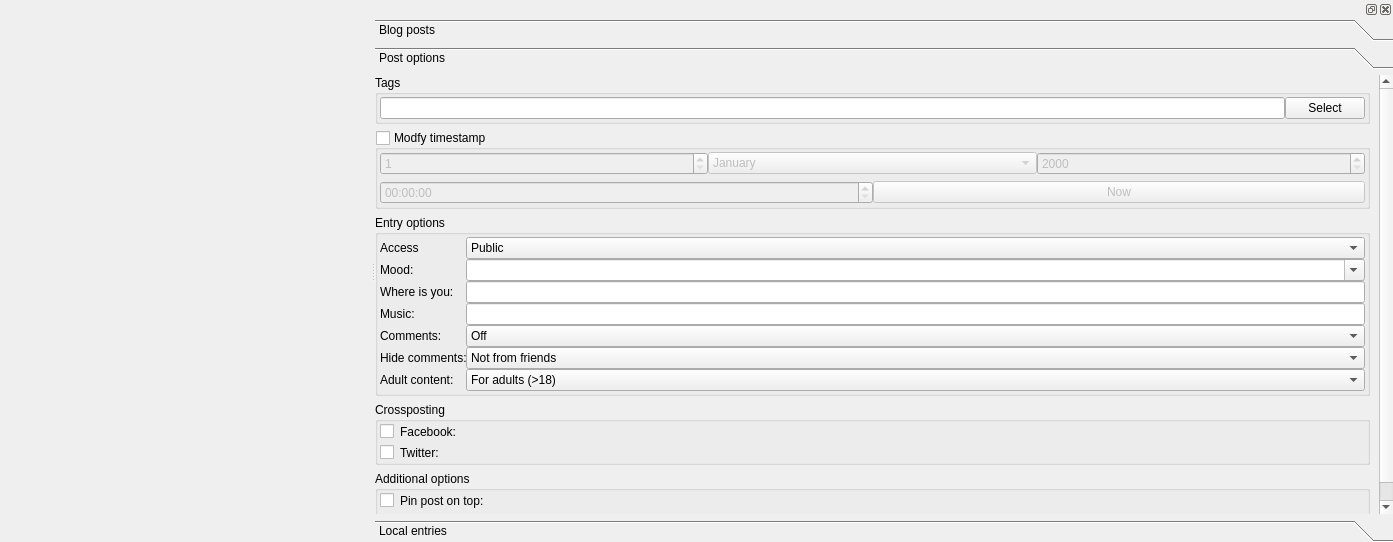
Above: src/plugins/blogique/blogiquewidget.ui from 0xd34df00d/leechcraft before the change. Below: the same form after it.
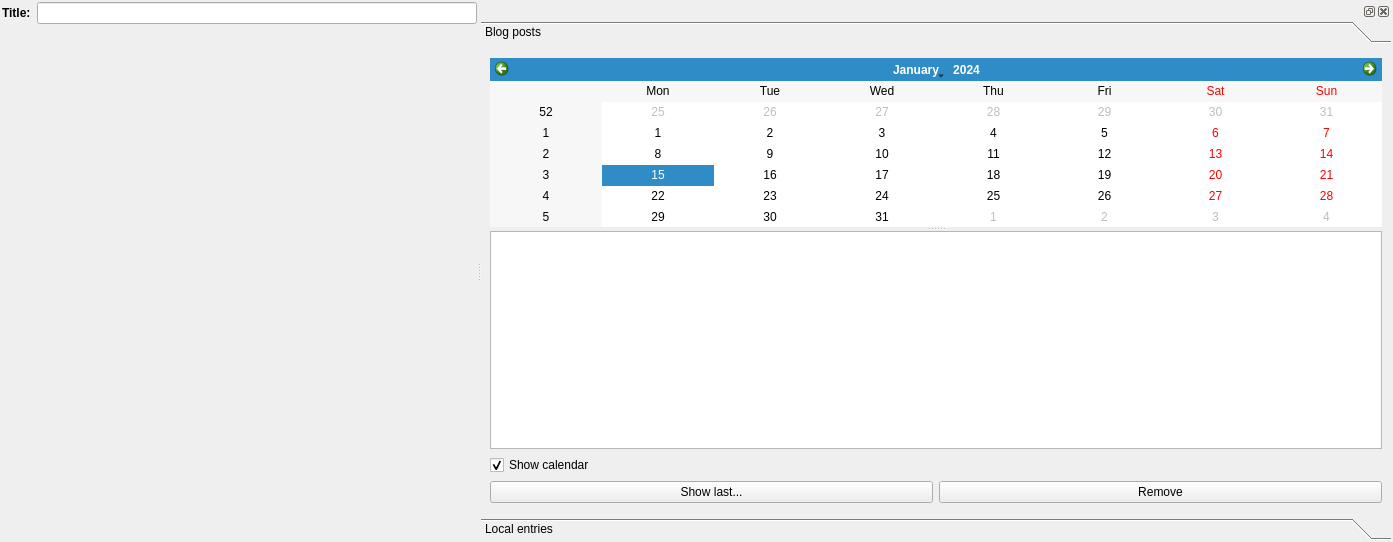
That is the form after the change. The open tabs and pages were chosen to show the change.

Commit message: Blogique: save slider positions, remove post options widget

```diff
--- a/src/plugins/blogique/blogiquewidget.ui
+++ b/src/plugins/blogique/blogiquewidget.ui
@@ -13,24 +13,72 @@
   <property name="windowTitle">
    <string/>
   </property>
-  <layout class="QGridLayout" name="gridLayout">
+  <layout class="QGridLayout" name="gridLayout" columnstretch="1">
    <property name="margin">
-    <number>0</number>
-   </property>
-   <property name="spacing">
-    <number>0</number>
+    <number>2</number>
    </property>
    <item row="0" column="0">
-    <widget class="QSplitter" name="splitter">
+    <widget class="QSplitter" name="MainSplitter_">
+     <property name="sizePolicy">
+      <sizepolicy hsizetype="Minimum" vsizetype="Preferred">
+       <horstretch>0</horstretch>
+       <verstretch>0</verstretch>
+      </sizepolicy>
+     </property>
      <property name="orientation">
       <enum>Qt::Horizontal</enum>
      </property>
-     <property name="childrenCollapsible">
-      <bool>false</bool>
-     </property>
-     <widget class="QFrame" name="PostFrame_"/>
-     <widget class="QDockWidget" name="dockWidget">
+     <widget class="QWidget" name="">
+      <layout class="QVBoxLayout" name="verticalLayout">
+       <property name="sizeConstraint">
+        <enum>QLayout::SetMaximumSize</enum>
+       </property>
+       <item>
+        <layout class="QHBoxLayout" name="horizontalLayout">
+         <item>
+          <widget class="QLabel" name="label">
+           <property name="font">
+            <font>
+             <weight>75</weight>
+             <bold>true</bold>
+            </font>
+           </property>
+           <property name="text">
+            <string>Title:</string>
+           </property>
+          </widget>
+         </item>
+         <item>
+          <widget class="QLineEdit" name="Subject_"/>
+         </item>
+        </layout>
+       </item>
+       <item>
+        <widget class="QFrame" name="PostFrame_">
+         <property name="sizePolicy">
+          <sizepolicy hsizetype="Expanding" vsizetype="Expanding">
+           <horstretch>0</horstretch>
+           <verstretch>0</verstretch>
+          </sizepolicy>
+         </property>
+        </widget>
+       </item>
+      </layout>
+     </widget>
+     <widget class="QDockWidget" name="SideWidget_">
+      <property name="sizePolicy">
+       <sizepolicy hsizetype="Minimum" vsizetype="Preferred">
+        <horstretch>0</horstretch>
+        <verstretch>0</verstretch>
+       </sizepolicy>
+      </property>
       <widget class="QWidget" name="dockWidgetContents">
+       <property name="sizePolicy">
+        <sizepolicy hsizetype="Minimum" vsizetype="Preferred">
+         <horstretch>0</horstretch>
+         <verstretch>0</verstretch>
+        </sizepolicy>
+       </property>
        <layout class="QGridLayout" name="gridLayout_2">
         <property name="margin">
          <number>0</number>
@@ -40,6 +88,12 @@
         </property>
         <item row="0" column="0">
          <widget class="QToolBox" name="Tools_">
+          <property name="sizePolicy">
+           <sizepolicy hsizetype="Minimum" vsizetype="Preferred">
+            <horstretch>0</horstretch>
+            <verstretch>0</verstretch>
+           </sizepolicy>
+          </property>
           <property name="currentIndex">
            <number>0</number>
           </property>
@@ -48,8 +102,8 @@
             <rect>
              <x>0</x>
              <y>0</y>
-             <width>1043</width>
-             <height>432</height>
+             <width>851</width>
+             <height>457</height>
             </rect>
            </property>
            <attribute name="label">
@@ -81,480 +135,19 @@
              </widget>
             </item>
             <item row="0" column="0" colspan="2">
-             <widget class="QSplitter" name="splitter_2">
+             <widget class="QSplitter" name="CalendarSplitter_">
               <property name="orientation">
                <enum>Qt::Vertical</enum>
               </property>
               <widget class="QCalendarWidget" name="Calendar_"/>
-              <widget class="QListView" name="PostsView_"/>
-             </widget>
-            </item>
-           </layout>
-          </widget>
-          <widget class="QWidget" name="PostOptions_">
-           <property name="geometry">
-            <rect>
-             <x>0</x>
-             <y>0</y>
-             <width>1028</width>
-             <height>511</height>
-            </rect>
-           </property>
-           <attribute name="label">
-            <string>Post options</string>
-           </attribute>
-           <layout class="QGridLayout" name="gridLayout_5">
-            <property name="leftMargin">
-             <number>0</number>
-            </property>
-            <property name="topMargin">
-             <number>0</number>
-            </property>
-            <property name="bottomMargin">
-             <number>0</number>
-            </property>
-            <item row="7" column="0">
-             <spacer name="verticalSpacer">
-              <property name="orientation">
-               <enum>Qt::Vertical</enum>
-              </property>
-              <property name="sizeHint" stdset="0">
-               <size>
-                <width>20</width>
-                <height>11</height>
-               </size>
-              </property>
-             </spacer>
-            </item>
-            <item row="2" column="0">
-             <widget class="QGroupBox" name="groupBox_3">
-              <property name="title">
-               <string>Tags</string>
-              </property>
-              <layout class="QGridLayout" name="gridLayout_6">
-               <property name="margin">
-                <number>2</number>
+              <widget class="QListView" name="PostsView_">
+               <property name="sizePolicy">
+                <sizepolicy hsizetype="Minimum" vsizetype="Expanding">
+                 <horstretch>0</horstretch>
+                 <verstretch>0</verstretch>
+                </sizepolicy>
                </property>
-               <property name="spacing">
-                <number>0</number>
-               </property>
-               <item row="0" column="0">
-                <widget class="QLineEdit" name="Tags_"/>
-               </item>
-               <item row="0" column="1">
-                <widget class="QPushButton" name="SelectTags_">
-                 <property name="text">
-                  <string>Select</string>
-                 </property>
-                </widget>
-               </item>
-              </layout>
-             </widget>
-            </item>
-            <item row="4" column="0">
-             <widget class="QGroupBox" name="groupBox_2">
-              <property name="title">
-               <string>Entry options</string>
-              </property>
-              <layout class="QFormLayout" name="formLayout_2">
-               <property name="horizontalSpacing">
-                <number>0</number>
-               </property>
-               <property name="verticalSpacing">
-                <number>-1</number>
-               </property>
-               <property name="margin">
-                <number>2</number>
-               </property>
-               <item row="0" column="1">
-                <layout class="QFormLayout" name="formLayout">
-                 <property name="fieldGrowthPolicy">
-                  <enum>QFormLayout::AllNonFixedFieldsGrow</enum>
-                 </property>
-                 <property name="rowWrapPolicy">
-                  <enum>QFormLayout::DontWrapRows</enum>
-                 </property>
-                 <property name="horizontalSpacing">
-                  <number>-1</number>
-                 </property>
-                 <property name="verticalSpacing">
-                  <number>-1</number>
-                 </property>
-                 <item row="1" column="0">
-                  <widget class="QLabel" name="moodLabel">
-                   <property name="text">
-                    <string>Mood:</string>
-                   </property>
-                  </widget>
-                 </item>
-                 <item row="1" column="1">
-                  <widget class="QComboBox" name="Mood_">
-                   <property name="editable">
-                    <bool>true</bool>
-                   </property>
-                  </widget>
-                 </item>
-                 <item row="2" column="0">
-                  <widget class="QLabel" name="whereIsYouLabel">
-                   <property name="text">
-                    <string>Where is you:</string>
-                   </property>
-                  </widget>
-                 </item>
-                 <item row="2" column="1">
-                  <widget class="QLineEdit" name="Place_"/>
-                 </item>
-                 <item row="3" column="0">
-                  <widget class="QLabel" name="musicLabel">
-                   <property name="text">
-                    <string>Music:</string>
-                   </property>
-                  </widget>
-                 </item>
-                 <item row="3" column="1">
-                  <widget class="QLineEdit" name="Music_"/>
-                 </item>
-                 <item row="4" column="0">
-                  <widget class="QLabel" name="commentsLabel">
-                   <property name="text">
-                    <string>Comments:</string>
-                   </property>
-                  </widget>
-                 </item>
-                 <item row="4" column="1">
-                  <widget class="QComboBox" name="Comments_">
-                   <property name="currentIndex">
-                    <number>1</number>
-                   </property>
-                   <item>
-                    <property name="text">
-                     <string>Default</string>
-                    </property>
-                   </item>
-                   <item>
-                    <property name="text">
-                     <string>Off</string>
-                    </property>
-                   </item>
-                   <item>
-                    <property name="text">
-                     <string>Don't notify</string>
-                    </property>
-                   </item>
-                  </widget>
-                 </item>
-                 <item row="5" column="0">
-                  <widget class="QLabel" name="hideCommentsLabel">
-                   <property name="text">
-                    <string>Hide comments:</string>
-                   </property>
-                  </widget>
-                 </item>
-                 <item row="5" column="1">
-                  <widget class="QComboBox" name="HideComments_">
-                   <property name="currentIndex">
-                    <number>3</number>
-                   </property>
-                   <item>
-                    <property name="text">
-                     <string>Default</string>
-                    </property>
-                   </item>
-                   <item>
-                    <property name="text">
-                     <string>Don't hide</string>
-                    </property>
-                   </item>
-                   <item>
-                    <property name="text">
-                     <string>Anonymouse only</string>
-                    </property>
-                   </item>
-                   <item>
-                    <property name="text">
-                     <string>Not from friends</string>
-                    </property>
-                   </item>
-                   <item>
-                    <property name="text">
-                     <string>All</string>
-                    </property>
-                   </item>
-                  </widget>
-                 </item>
-                 <item row="6" column="0">
-                  <widget class="QLabel" name="adultContentLabel">
-                   <property name="text">
-                    <string>Adult content:</string>
-                   </property>
-                  </widget>
-                 </item>
-                 <item row="6" column="1">
-                  <widget class="QComboBox" name="Adult_">
-                   <property name="currentIndex">
-                    <number>3</number>
-                   </property>
-                   <item>
-                    <property name="text">
-                     <string>Default</string>
-                    </property>
-                   </item>
-                   <item>
-                    <property name="text">
-                     <string>Without adult content</string>
-                    </property>
-                   </item>
-                   <item>
-                    <property name="text">
-                     <string>For adults (&gt; 14)</string>
-                    </property>
-                   </item>
-                   <item>
-                    <property name="text">
-                     <string>For adults (&gt;18)</string>
-                    </property>
-                   </item>
-                  </widget>
-                 </item>
-                 <item row="0" column="1">
-                  <widget class="QComboBox" name="Access_">
-                   <item>
-                    <property name="text">
-                     <string>Public</string>
-                    </property>
-                   </item>
-                   <item>
-                    <property name="text">
-                     <string>Friends only</string>
-                    </property>
-                   </item>
-                   <item>
-                    <property name="text">
-                     <string>Private</string>
-                    </property>
-                   </item>
-                   <item>
-                    <property name="text">
-                     <string>Custome</string>
-                    </property>
-                   </item>
-                  </widget>
-                 </item>
-                 <item row="0" column="0">
-                  <widget class="QLabel" name="accessLabel">
-                   <property name="text">
-                    <string>Access</string>
-                   </property>
-                  </widget>
-                 </item>
-                </layout>
-               </item>
-              </layout>
-             </widget>
-            </item>
-            <item row="3" column="0">
-             <widget class="QGroupBox" name="groupBox">
-              <property name="title">
-               <string>Modfy timestamp</string>
-              </property>
-              <property name="checkable">
-               <bool>true</bool>
-              </property>
-              <property name="checked">
-               <bool>false</bool>
-              </property>
-              <layout class="QGridLayout" name="gridLayout_4">
-               <property name="horizontalSpacing">
-                <number>0</number>
-               </property>
-               <property name="verticalSpacing">
-                <number>-1</number>
-               </property>
-               <property name="margin">
-                <number>2</number>
-               </property>
-               <item row="0" column="0">
-                <layout class="QHBoxLayout" name="horizontalLayout">
-                 <item>
-                  <widget class="QSpinBox" name="Date_">
-                   <property name="minimum">
-                    <number>1</number>
-                   </property>
-                   <property name="maximum">
-                    <number>31</number>
-                   </property>
-                  </widget>
-                 </item>
-                 <item>
-                  <widget class="QComboBox" name="Month_">
-                   <item>
-                    <property name="text">
-                     <string>January</string>
-                    </property>
-                   </item>
-                   <item>
-                    <property name="text">
-                     <string>February</string>
-                    </property>
-                   </item>
-                   <item>
-                    <property name="text">
-                     <string>March</string>
-                    </property>
-                   </item>
-                   <item>
-                    <property name="text">
-                     <string>April</string>
-                    </property>
-                   </item>
-                   <item>
-                    <property name="text">
-                     <string>May</string>
-                    </property>
-                   </item>
-                   <item>
-                    <property name="text">
-                     <string>June</string>
-                    </property>
-                   </item>
-                   <item>
-                    <property name="text">
-                     <string>Jule</string>
-                    </property>
-                   </item>
-                   <item>
-                    <property name="text">
-                     <string>August</string>
-                    </property>
-                   </item>
-                   <item>
-                    <property name="text">
-                     <string>September</string>
-                    </property>
-                   </item>
-                   <item>
-                    <property name="text">
-                     <string>October</string>
-                    </property>
-                   </item>
-                   <item>
-                    <property name="text">
-                     <string>November</string>
-                    </property>
-                   </item>
-                   <item>
-                    <property name="text">
-                     <string>December</string>
-                    </property>
-                   </item>
-                  </widget>
-                 </item>
-                 <item>
-                  <widget class="QSpinBox" name="Year_">
-                   <property name="minimum">
-                    <number>2000</number>
-                   </property>
-                   <property name="maximum">
-                    <number>9999</number>
-                   </property>
-                  </widget>
-                 </item>
-                </layout>
-               </item>
-               <item row="1" column="0">
-                <layout class="QHBoxLayout" name="horizontalLayout_2">
-                 <item>
-                  <widget class="QTimeEdit" name="Time_">
-                   <property name="calendarPopup">
-                    <bool>false</bool>
-                   </property>
-                  </widget>
-                 </item>
-                 <item>
-                  <widget class="QPushButton" name="CurrentTime_">
-                   <property name="text">
-                    <string>Now</string>
-                   </property>
-                  </widget>
-                 </item>
-                </layout>
-               </item>
-              </layout>
-             </widget>
-            </item>
-            <item row="5" column="0">
-             <widget class="QGroupBox" name="groupBox_4">
-              <property name="title">
-               <string>Crossposting</string>
-              </property>
-              <layout class="QGridLayout" name="gridLayout_7">
-               <property name="margin">
-                <number>2</number>
-               </property>
-               <item row="0" column="0">
-                <layout class="QFormLayout" name="formLayout_3">
-                 <item row="1" column="1">
-                  <widget class="QLabel" name="facebookLabel">
-                   <property name="text">
-                    <string>Facebook:</string>
-                   </property>
-                  </widget>
-                 </item>
-                 <item row="1" column="0">
-                  <widget class="QCheckBox" name="Facebook_"/>
-                 </item>
-                 <item row="2" column="1">
-                  <widget class="QLabel" name="twitterLabel">
-                   <property name="text">
-                    <string>Twitter:</string>
-                   </property>
-                  </widget>
-                 </item>
-                 <item row="2" column="0">
-                  <widget class="QCheckBox" name="Twitter_"/>
-                 </item>
-                </layout>
-               </item>
-              </layout>
-             </widget>
-            </item>
-            <item row="6" column="0">
-             <widget class="QGroupBox" name="groupBox_5">
-              <property name="title">
-               <string>Additional options</string>
-              </property>
-              <layout class="QGridLayout" name="gridLayout_8">
-               <property name="margin">
-                <number>0</number>
-               </property>
-               <item row="0" column="0">
-                <layout class="QFormLayout" name="formLayout_4">
-                 <property name="margin">
-                  <number>2</number>
-                 </property>
-                 <item row="1" column="0">
-                  <widget class="QCheckBox" name="PinPost_"/>
-                 </item>
-                 <item row="1" column="1">
-                  <widget class="QLabel" name="pinPostOnTopLabel">
-                   <property name="text">
-                    <string>Pin post on top:</string>
-                   </property>
-                  </widget>
-                 </item>
-                 <item row="2" column="0">
-                  <widget class="QCheckBox" name="BlockRssAndTapes_"/>
-                 </item>
-                 <item row="2" column="1">
-                  <widget class="QLabel" name="donTAddToRSSAndFriendsTapesLabel">
-                   <property name="text">
-                    <string>Don't add to RSS and friends' tapes:</string>
-                   </property>
-                  </widget>
-                 </item>
-                </layout>
-               </item>
-              </layout>
+              </widget>
              </widget>
             </item>
            </layout>
@@ -564,8 +157,8 @@
             <rect>
              <x>0</x>
              <y>0</y>
-             <width>1043</width>
-             <height>432</height>
+             <width>851</width>
+             <height>457</height>
             </rect>
            </property>
            <attribute name="label">
@@ -587,7 +180,14 @@
              </widget>
             </item>
             <item row="0" column="0" colspan="2">
-             <widget class="QTableView" name="LocalEntriesView_"/>
+             <widget class="QTableView" name="LocalEntriesView_">
+              <property name="sizePolicy">
+               <sizepolicy hsizetype="Minimum" vsizetype="Expanding">
+                <horstretch>0</horstretch>
+                <verstretch>0</verstretch>
+               </sizepolicy>
+              </property>
+             </widget>
             </item>
            </layout>
           </widget>
```
The commit also changes 2 other files.
